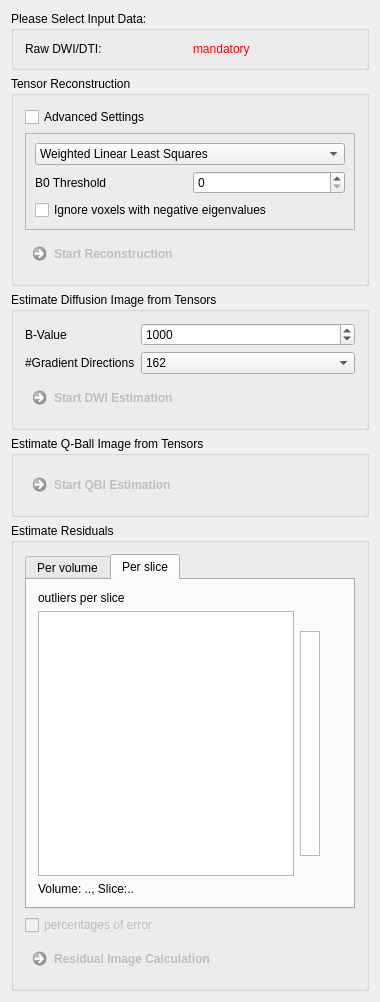
Above: Plugins/org.mitk.gui.qt.diffusionimaging/src/internal/QmitkTensorReconstructionViewControls.ui from MITK/MITK before the change. Below: the same form after it.
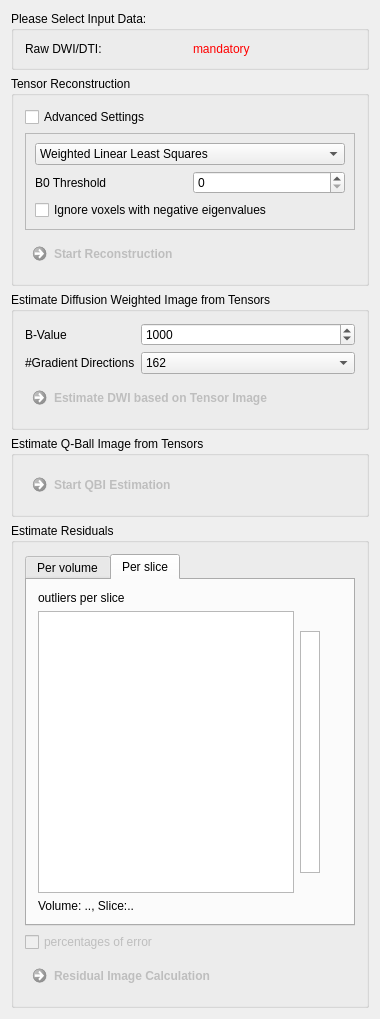
That is the form after the change. Custom widgets are drawn as their Qt base class.

Commit message: Renamed the label and added some fancy tooltip

The edit to the form file:
```diff
--- a/Plugins/org.mitk.gui.qt.diffusionimaging/src/internal/QmitkTensorReconstructionViewControls.ui
+++ b/Plugins/org.mitk.gui.qt.diffusionimaging/src/internal/QmitkTensorReconstructionViewControls.ui
@@ -7,7 +7,7 @@
     <x>0</x>
     <y>0</y>
     <width>380</width>
-    <height>1002</height>
+    <height>1019</height>
    </rect>
   </property>
   <property name="minimumSize">
@@ -170,7 +170,7 @@
    <item>
     <widget class="QGroupBox" name="groupBox">
      <property name="title">
-      <string>Estimate Diffusion Image from Tensors</string>
+      <string>Estimate Diffusion Weighted Image from Tensors</string>
      </property>
      <layout class="QVBoxLayout" name="verticalLayout_4">
       <item>
@@ -308,7 +308,7 @@
          <string notr="true"/>
         </property>
         <property name="text">
-         <string>Start DWI Estimation</string>
+         <string>Estimate DWI based on Tensor Image</string>
         </property>
        </widget>
       </item>
```
Left out of the diff: 57 changed lines with no effect on the pictures.
